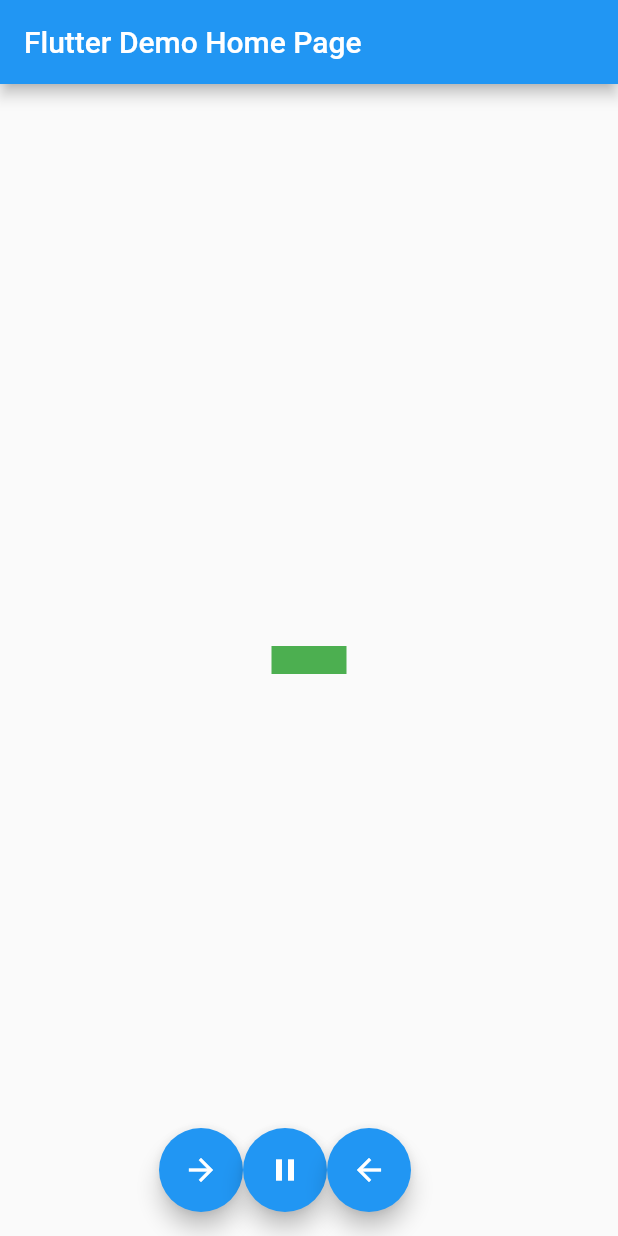
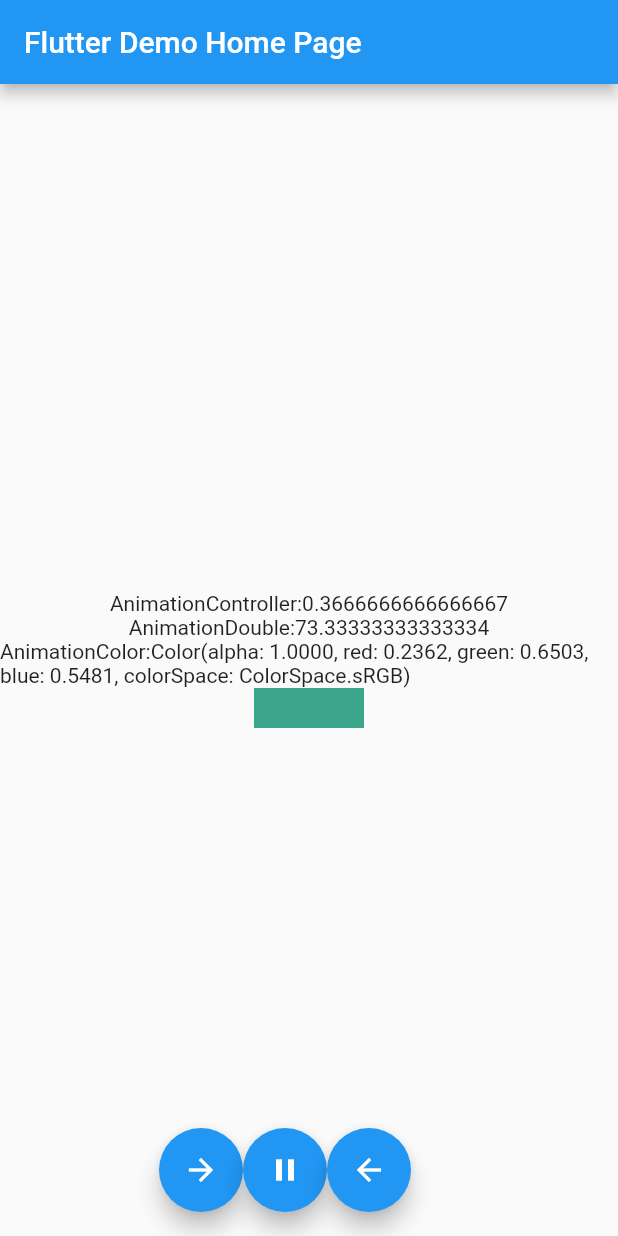
Before and after one commit to Osadakun/sample_flutter, a Flutter app: the screen it shows after launch, after a tap on the "arrow forward" icon, on a phone screen of 412 x 824 dp. Run offline on Flutter 3.47's test engine with Material 2 defaults, Android fonts, the phone set to English and light mode, and no system bars.

Commit message:
Transition系デモ(Tweenのanimateに渡す)

```diff
--- a/sample_project/lib/main.dart
+++ b/sample_project/lib/main.dart
@@ -26,6 +26,11 @@ class MyHomePage extends StatefulWidget {
 
 class _MyHomePageState extends State<MyHomePage> with TickerProviderStateMixin {
   late AnimationController _animationControler;
+  late Animation<double> _animationDouble;
+  Tween<double> _tweenDouble = Tween(begin: 0.0, end: 200.0);
+  late Animation<Color?> _animationColor;
+  ColorTween _tweenColor = ColorTween(begin: Colors.green, end: Colors.blue);
+
   _play() async {
     setState(() {
       _animationControler.forward();
@@ -49,6 +54,15 @@ class _MyHomePageState extends State<MyHomePage> with TickerProviderStateMixin {
     super.initState();
     _animationControler =
         AnimationController(vsync: this, duration: Duration(seconds: 3));
+
+    _animationDouble = _tweenDouble.animate(_animationControler);
+    _animationDouble.addListener(() {
+      setState(() {});
+    });
+    _animationColor = _tweenColor.animate(_animationControler);
+    _animationColor.addListener(() {
+      setState(() {});
+    });
   }
 
   @override
@@ -67,13 +81,16 @@ class _MyHomePageState extends State<MyHomePage> with TickerProviderStateMixin {
         child: Column(
           mainAxisAlignment: MainAxisAlignment.center,
           children: <Widget>[
+            Text("AnimationController:${_animationControler.value}"),
+            Text("AnimationDouble:${_animationDouble.value}"),
+            Text("AnimationColor:${_animationColor.value}"),
             SizeTransition(
               sizeFactor: _animationControler,
               child: Center(
                   child: SizedBox(
-                      width: 50,
-                      height: 50,
-                      child: Container(color: Colors.green))),
+                      width: _animationDouble.value,
+                      height: _animationDouble.value,
+                      child: Container(color: _animationColor.value))),
             ),
           ],
         ),
```
